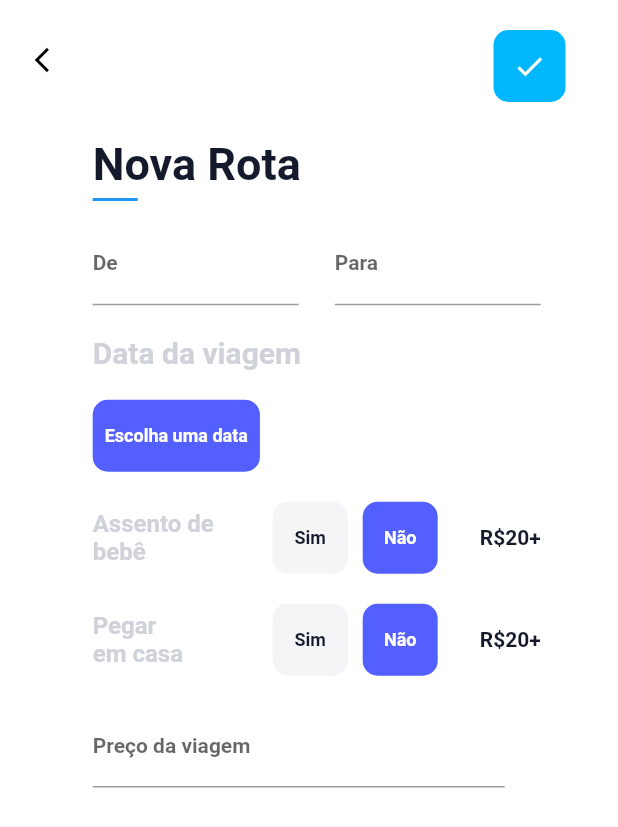
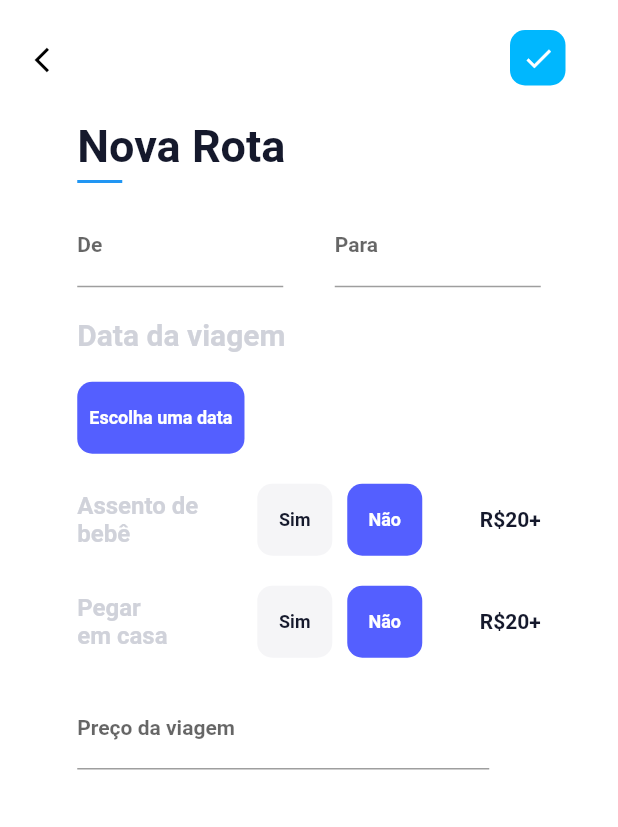
Before and after one commit to davilm/Beco-Driver, a Flutter app: the NewRoute screen opened directly, on a phone screen of 412 x 824 dp. Shown: the top 827 px of the screen. Run offline on Flutter 3.47's test engine with Material 2 defaults, Android fonts, the phone set to English and light mode, and no system bars; our stand-ins replace cloud_firestore, firebase_auth, firebase_core, google_fonts; accounts and stored records are empty.

Commit message:
fix: update layout

```diff
--- a/lib/views/NewRoute/NewRoute.dart
+++ b/lib/views/NewRoute/NewRoute.dart
@@ -1,10 +1,10 @@
+import 'package:flutter/material.dart';
+
 import 'package:cloud_firestore/cloud_firestore.dart';
-import 'package:flutter/material.dart';
+import 'package:intl/intl.dart';
 
 import 'package:beco_driver/core/core.dart';
 import 'package:beco_driver/api/FirestoreRoutes.dart';
-
-import 'package:intl/intl.dart';
 
 class NewRoute extends StatefulWidget {
   NewRoute({Key? key}) : super(key: key);
@@ -108,7 +108,8 @@ class _NewRouteState extends State<NewRoute> {
         ),
         actions: [
           Container(
-            margin: EdgeInsets.only(top: 20, right: 35, bottom: 12),
+            margin: EdgeInsets.only(top: 20, right: 35, bottom: 23),
+            width: 37,
             decoration: BoxDecoration(
               borderRadius: BorderRadius.circular(10),
               color: Color(0xff00B7FE),
@@ -148,7 +149,7 @@ class _NewRouteState extends State<NewRoute> {
       ),
       body: SafeArea(
         child: Container(
-          padding: EdgeInsets.only(left: widthMargin, top: 12),
+          // padding: EdgeInsets.only(left: widthMargin, top: 12),
           child: ListView(
             children: [
               Padding(
```
